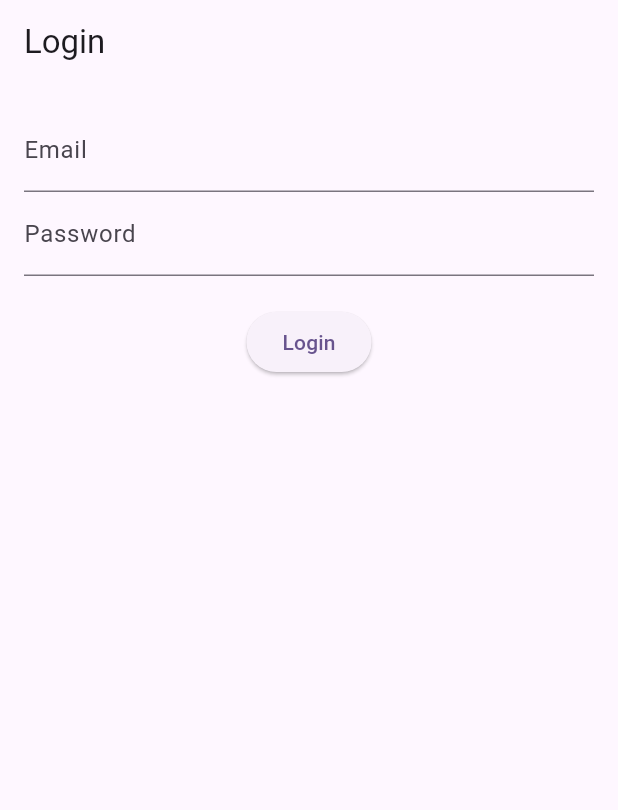
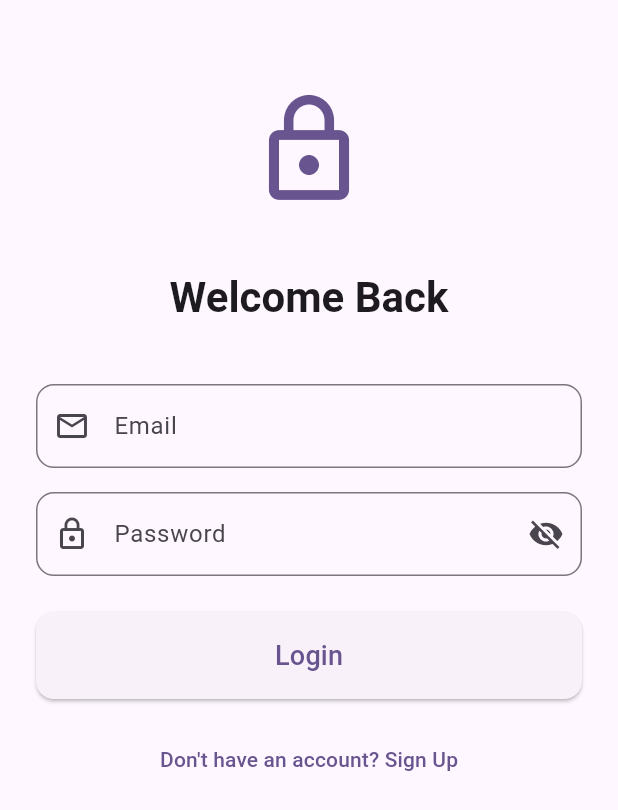
Before and after one commit to Pujiarto-Tri/e_absen, a Flutter app: the screen it shows after launch, on a phone screen of 412 x 824 dp. Shown: the top 810 px of the screen. Run offline on Flutter 3.47's test engine with Material 3 defaults, Android fonts, the phone set to English and light mode, and no system bars; our stand-ins replace firebase_auth, firebase_core, flutter_map, geolocator, image_picker, latlong2 and 2 more; accounts and stored records are empty.

Commit message:
modified:   lib/main.dart 	modified:   lib/screens/login_screen/login.dart 	new file:   lib/screens/login_screen/sign_up.dart 	modified:   lib/screens/screen.dart 	modified:   linux/flutter/generated_plugin_registrant.cc 	modified:   linux/flutter/generated_plugins.cmake 	modified:   macos/Flutter/GeneratedPluginRegistrant.swift 	modified:   pubspec.lock 	modified:   pubspec.yaml 	modified:   windows/flutter/generated_plugin_registrant.cc 	modified:   windows/flutter/generated_plugins.cmake

```diff
--- a/lib/main.dart
+++ b/lib/main.dart
@@ -32,6 +32,7 @@ class MyApp extends StatelessWidget {
           ? DashboardScreen.routeName
           : LoginScreen.routeName,
       routes: {
+        SignUpScreen.routeName: (context) => const SignUpScreen(),
         LoginScreen.routeName: (context) => const LoginScreen(),
         DashboardScreen.routeName: (context) => DashboardScreen(
             username: username ?? ''), // Safe fallback if username is null
--- a/lib/screens/login_screen/login.dart
+++ b/lib/screens/login_screen/login.dart
@@ -2,6 +2,7 @@ import 'package:flutter/material.dart';
 import 'package:firebase_auth/firebase_auth.dart';
 import 'package:shared_preferences/shared_preferences.dart';
 import 'package:geolocator/geolocator.dart';
+import 'sign_up.dart';
 
 class LoginScreen extends StatefulWidget {
   static const routeName = '/login';
@@ -16,6 +17,7 @@ class LoginScreenState extends State<LoginScreen> {
   final FirebaseAuth _auth = FirebaseAuth.instance;
   final TextEditingController _emailController = TextEditingController();
   final TextEditingController _passwordController = TextEditingController();
+  bool _obscurePassword = true;
 
   Future<void> _login() async {
     try {
@@ -95,28 +97,87 @@ class LoginScreenState extends State<LoginScreen> {
   @override
   Widget build(BuildContext context) {
     return Scaffold(
-      appBar: AppBar(
-        title: const Text('Login'),
+      body: SafeArea(
+        child: SingleChildScrollView(
+          child: Padding(
+            padding: const EdgeInsets.symmetric(horizontal: 24.0),
+            child: Column(
+              crossAxisAlignment: CrossAxisAlignment.stretch,
+              children: [
+                const SizedBox(height: 60),
+                Icon(
+                  Icons.lock_outline,
+                  size: 80,
+                  color: Theme.of(context).primaryColor,
                 ),
-      body: Padding(
-        padding: const EdgeInsets.all(16.0),
-        child: Column(
-          children: [
+                const SizedBox(height: 40),
+                Text(
+                  'Welcome Back',
+                  style: Theme.of(context).textTheme.headlineMedium?.copyWith(
+                        fontWeight: FontWeight.bold,
+                      ),
+                  textAlign: TextAlign.center,
+                ),
+                const SizedBox(height: 40),
                 TextField(
                   controller: _emailController,
-              decoration: const InputDecoration(labelText: 'Email'),
+                  decoration: InputDecoration(
+                    labelText: 'Email',
+                    prefixIcon: const Icon(Icons.email_outlined),
+                    border: OutlineInputBorder(
+                      borderRadius: BorderRadius.circular(12),
                     ),
+                  ),
+                  keyboardType: TextInputType.emailAddress,
+                ),
+                const SizedBox(height: 16),
                 TextField(
                   controller: _passwordController,
-              decoration: const InputDecoration(labelText: 'Password'),
-              obscureText: true,
+                  decoration: InputDecoration(
+                    labelText: 'Password',
+                    prefixIcon: const Icon(Icons.lock_outline),
+                    suffixIcon: IconButton(
+                      icon: Icon(
+                        _obscurePassword
+                            ? Icons.visibility_off
+                            : Icons.visibility,
                       ),
-            const SizedBox(height: 20),
+                      onPressed: () {
+                        setState(() {
+                          _obscurePassword = !_obscurePassword;
+                        });
+                      },
+                    ),
+                    border: OutlineInputBorder(
+                      borderRadius: BorderRadius.circular(12),
+                    ),
+                  ),
+                  obscureText: _obscurePassword,
+                ),
+                const SizedBox(height: 24),
                 ElevatedButton(
                   onPressed: _login,
-              child: const Text('Login'),
+                  style: ElevatedButton.styleFrom(
+                    padding: const EdgeInsets.symmetric(vertical: 16),
+                    shape: RoundedRectangleBorder(
+                      borderRadius: BorderRadius.circular(12),
+                    ),
+                  ),
+                  child: const Text(
+                    'Login',
+                    style: TextStyle(fontSize: 18),
+                  ),
+                ),
+                const SizedBox(height: 16),
+                TextButton(
+                  onPressed: () {
+                    Navigator.pushNamed(context, SignUpScreen.routeName);
+                  },
+                  child: const Text('Don\'t have an account? Sign Up'),
                 ),
               ],
+            ),
+          ),
         ),
       ),
     );
--- a/lib/screens/screen.dart
+++ b/lib/screens/screen.dart
@@ -3,3 +3,4 @@ export 'dashboard_screen/dashboard.dart';
 export 'profile_screen/profile.dart';
 export 'attendance_screens/check_in.dart';
 export 'attendance_screens/check_out.dart';
+export 'login_screen/sign_up.dart';
--- a/pubspec.yaml
+++ b/pubspec.yaml
@@ -45,6 +45,11 @@ dependencies:
   flutter_map: ^7.0.2
   location: ^7.0.0
   latlong2: ^0.9.1
+  http: ^1.2.2
+  flutter_spinkit: ^5.2.1
+  image_picker: ^1.1.2
+  path: ^1.9.0
+  async: ^2.11.0
 
 dev_dependencies:
   flutter_test:
```
Also changed, not shown: lib/screens/login_screen/sign_up.dart (added, +259 -0 lines), pubspec.lock, 5 other files. Lines whose indentation alone changed are shown as unchanged.
